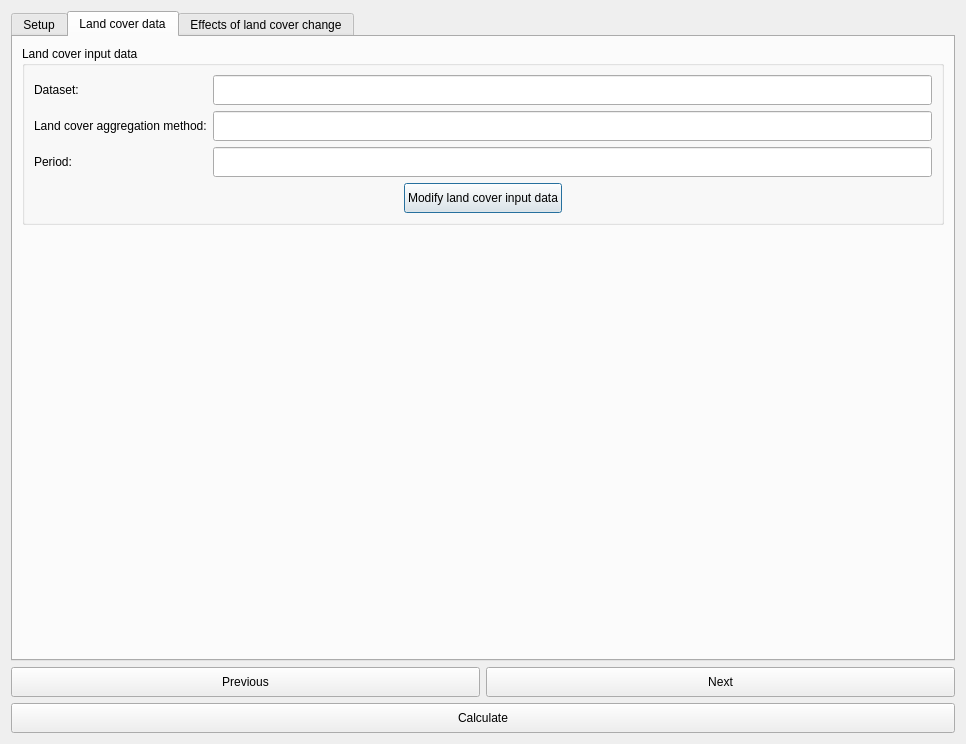
This is LDMP/gui/DlgCalculateSDGOneStep.ui in ConservationInternational/trends.earth as Qt 5 draws it before an edit. The edited form follows.
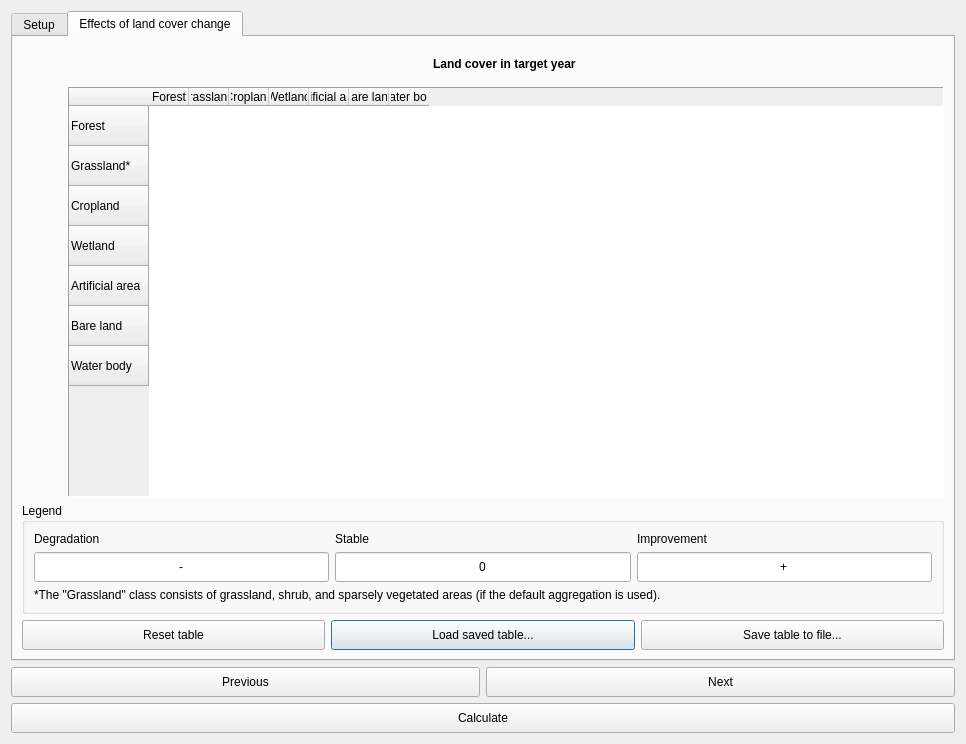
This is the edited form. The open tabs and pages were chosen to show the change.

Commit message: Move to a common LC interface.

Diff of the .ui file:
```diff
--- a/LDMP/gui/DlgCalculateSDGOneStep.ui
+++ b/LDMP/gui/DlgCalculateSDGOneStep.ui
@@ -115,114 +115,6 @@
        </item>
       </layout>
      </widget>
-     <widget class="QWidget" name="LCTab">
-      <attribute name="title">
-       <string>Land cover data</string>
-      </attribute>
-      <layout class="QVBoxLayout" name="verticalLayout_2">
-       <item>
-        <widget class="QGroupBox" name="groupBox">
-         <property name="title">
-          <string>Land cover input data</string>
-         </property>
-         <layout class="QGridLayout" name="gridLayout">
-          <item row="0" column="0">
-           <widget class="QLabel" name="label_4">
-            <property name="text">
-             <string>Dataset:</string>
-            </property>
-           </widget>
-          </item>
-          <item row="2" column="0">
-           <widget class="QLabel" name="label_3">
-            <property name="text">
-             <string>Land cover aggregation method:</string>
-            </property>
-           </widget>
-          </item>
-          <item row="3" column="0">
-           <widget class="QLabel" name="label_2">
-            <property name="text">
-             <string>Period:</string>
-            </property>
-           </widget>
-          </item>
-          <item row="0" column="1">
-           <widget class="QLineEdit" name="lineEdit_dataset">
-            <property name="minimumSize">
-             <size>
-              <width>0</width>
-              <height>30</height>
-             </size>
-            </property>
-            <property name="readOnly">
-             <bool>true</bool>
-            </property>
-           </widget>
-          </item>
-          <item row="2" column="1">
-           <widget class="QLineEdit" name="lineEdit_agg_method">
-            <property name="minimumSize">
-             <size>
-              <width>0</width>
-              <height>30</height>
-             </size>
-            </property>
-            <property name="readOnly">
-             <bool>true</bool>
-            </property>
-           </widget>
-          </item>
-          <item row="3" column="1">
-           <widget class="QLineEdit" name="lineEdit_period">
-            <property name="minimumSize">
-             <size>
-              <width>0</width>
-              <height>30</height>
-             </size>
-            </property>
-            <property name="readOnly">
-             <bool>true</bool>
-            </property>
-           </widget>
-          </item>
-          <item row="4" column="0" colspan="2" alignment="Qt::AlignHCenter">
-           <widget class="QPushButton" name="btn_modify_lc_settings">
-            <property name="minimumSize">
-             <size>
-              <width>0</width>
-              <height>30</height>
-             </size>
-            </property>
-            <property name="maximumSize">
-             <size>
-              <width>400</width>
-              <height>16777215</height>
-             </size>
-            </property>
-            <property name="text">
-             <string>Modify land cover input data</string>
-            </property>
-           </widget>
-          </item>
-         </layout>
-        </widget>
-       </item>
-       <item>
-        <spacer name="verticalSpacer_3">
-         <property name="orientation">
-          <enum>Qt::Vertical</enum>
-         </property>
-         <property name="sizeHint" stdset="0">
-          <size>
-           <width>20</width>
-           <height>0</height>
-          </size>
-         </property>
-        </spacer>
-       </item>
-      </layout>
-     </widget>
      <widget class="QWidget" name="TransitionMatrixTab">
       <attribute name="title">
        <string>Effects of land cover change</string>
```
Left out of the diff: 2 changed lines with no effect on the pictures. The commit also changes 3 other files.
